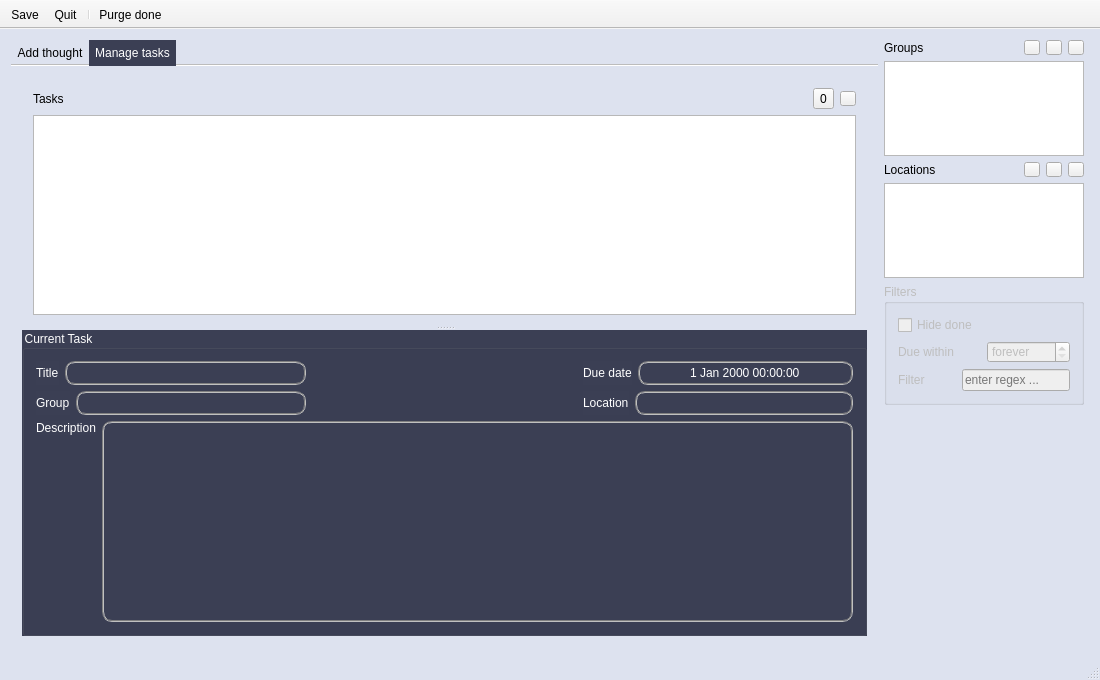
Old version of the form MainWindow.ui in the repository hheld/JustDoIt.
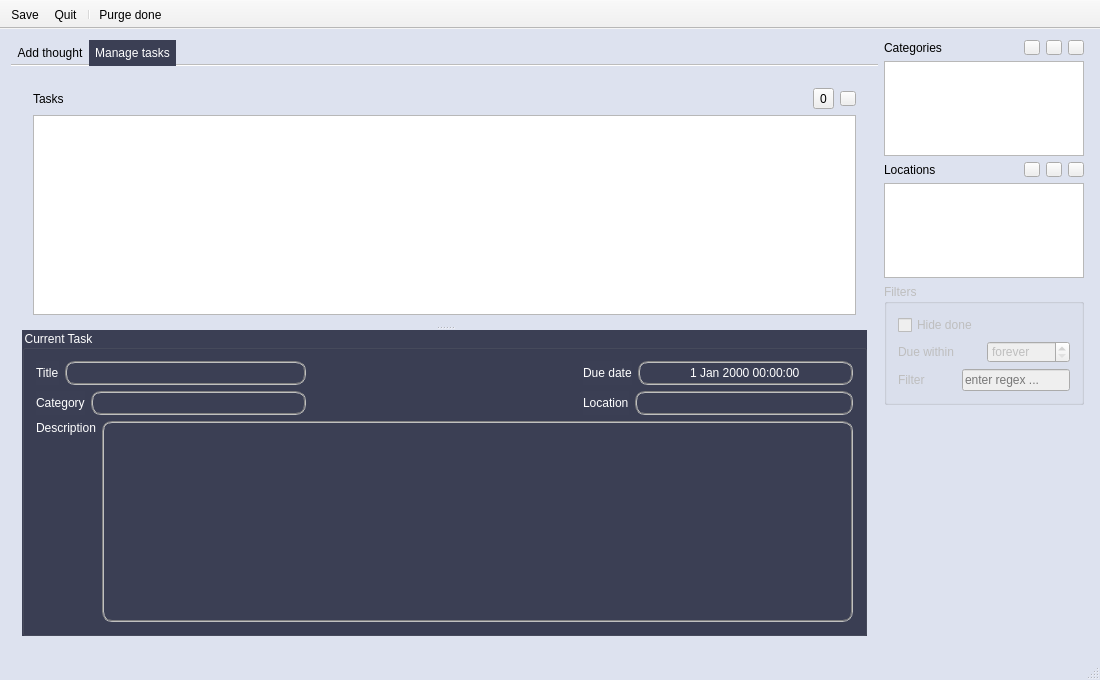
New version of the form. Icons and pictures are not drawn. Custom widgets are drawn as their Qt base class.

Commit message: Renamed groups to categories. Seems more useful.

The edit to the form file:
```diff
--- a/MainWindow.ui
+++ b/MainWindow.ui
@@ -475,7 +475,7 @@
                     <item>
                      <widget class="QLabel" name="label_11">
                       <property name="text">
-                       <string>Group</string>
+                       <string>Category</string>
                       </property>
                       <property name="buddy">
                        <cstring>lineEdit_groupDisplay</cstring>
@@ -630,7 +630,7 @@
                 <item>
                  <widget class="QLabel" name="label_groups">
                   <property name="text">
-                   <string>Groups</string>
+                   <string>Categories</string>
                   </property>
                  </widget>
                 </item>
```
Left out of the diff: 8 changed lines with no effect on the pictures. The commit also changes 8 other files.
